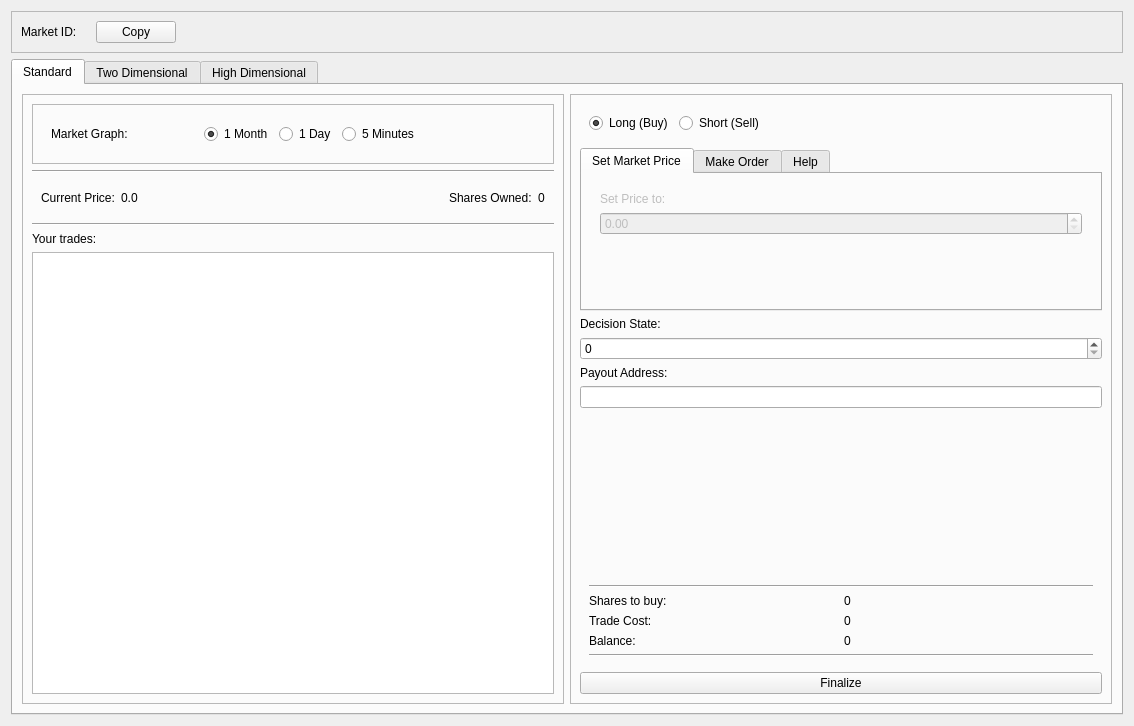
Before: the Qt Designer form src/qt/forms/markettradeview.ui in bitjson/hivemind, drawn with Qt 5.
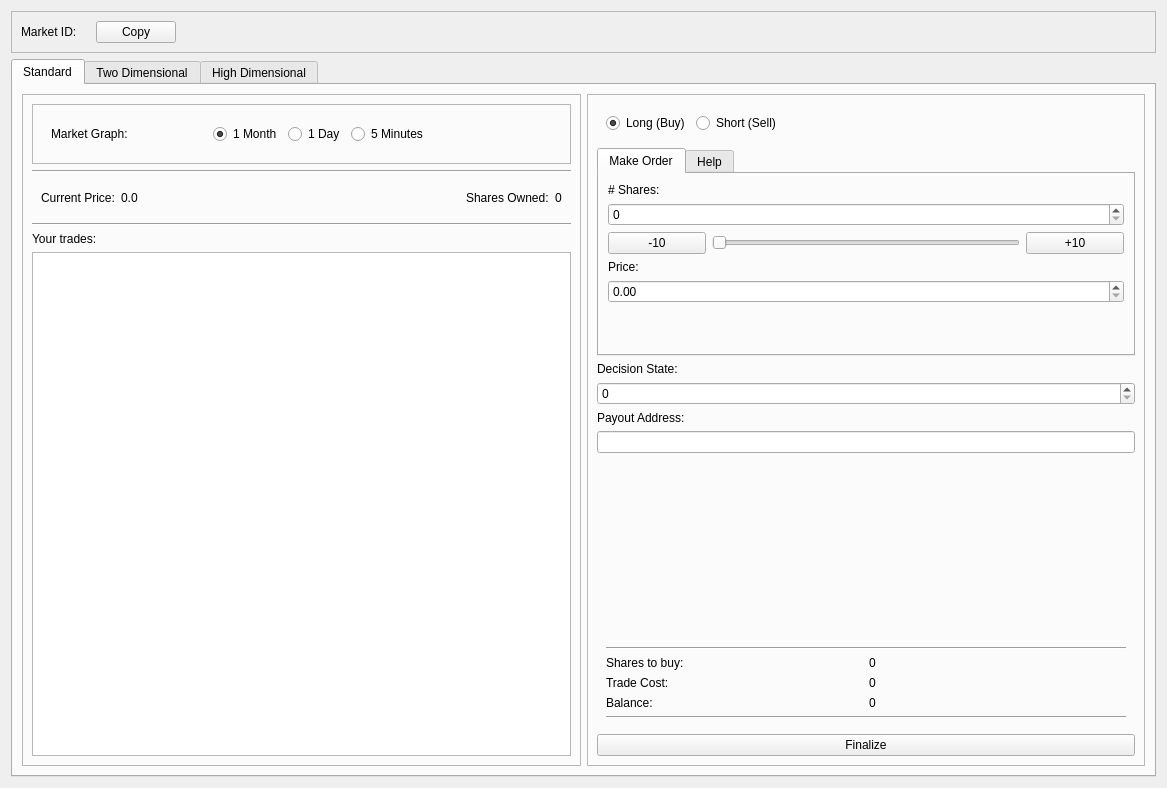
After: the same form once the commit is applied. The open tabs and pages were chosen to show the change. Icons and pictures are not drawn.

Patch:
```diff
--- a/src/qt/forms/markettradeview.ui
+++ b/src/qt/forms/markettradeview.ui
@@ -6,8 +6,8 @@
    <rect>
     <x>0</x>
     <y>0</y>
-    <width>1134</width>
-    <height>726</height>
+    <width>1167</width>
+    <height>788</height>
    </rect>
   </property>
   <property name="windowTitle">
@@ -356,51 +356,6 @@
             <property name="currentIndex">
              <number>1</number>
             </property>
-            <widget class="QWidget" name="tabSetMarketPrice">
-             <property name="enabled">
-              <bool>false</bool>
-             </property>
-             <attribute name="title">
-              <string>Set Market Price</string>
-             </attribute>
-             <layout class="QVBoxLayout" name="verticalLayout_7">
-              <item>
-               <widget class="QFrame" name="frame_7">
-                <property name="frameShape">
-                 <enum>QFrame::NoFrame</enum>
-                </property>
-                <property name="frameShadow">
-                 <enum>QFrame::Raised</enum>
-                </property>
-                <layout class="QVBoxLayout" name="verticalLayout_2">
-                 <item>
-                  <widget class="QLabel" name="labelSetPrice">
-                   <property name="text">
-                    <string>Set Price to:</string>
-                   </property>
-                  </widget>
-                 </item>
-                 <item>
-                  <widget class="QDoubleSpinBox" name="doubleSpinBoxSetPrice"/>
-                 </item>
-                 <item>
-                  <spacer name="verticalSpacer_2">
-                   <property name="orientation">
-                    <enum>Qt::Vertical</enum>
-                   </property>
-                   <property name="sizeHint" stdset="0">
-                    <size>
-                     <width>20</width>
-                     <height>40</height>
-                    </size>
-                   </property>
-                  </spacer>
-                 </item>
-                </layout>
-               </widget>
-              </item>
-             </layout>
-            </widget>
             <widget class="QWidget" name="tabMakeOrder">
              <attribute name="title">
               <string>Make Order</string>
@@ -452,7 +407,7 @@
                 </property>
                </widget>
               </item>
-              <item row="3" column="0" colspan="5">
+              <item row="5" column="0" colspan="5">
                <spacer name="verticalSpacer">
                 <property name="orientation">
                  <enum>Qt::Vertical</enum>
@@ -472,6 +427,16 @@
                 </property>
                </widget>
               </item>
+              <item row="3" column="0">
+               <widget class="QLabel" name="label_4">
+                <property name="text">
+                 <string>Price:</string>
+                </property>
+               </widget>
+              </item>
+              <item row="4" column="0" colspan="5">
+               <widget class="QDoubleSpinBox" name="doubleSpinBoxOrderPrice"/>
+              </item>
              </layout>
             </widget>
             <widget class="QWidget" name="tabHelp">
@@ -537,7 +502,7 @@
              <enum>QFrame::Raised</enum>
             </property>
             <layout class="QGridLayout" name="gridLayout_5">
-             <item row="4" column="0" colspan="2">
+             <item row="5" column="0" colspan="2">
               <widget class="Line" name="line_4">
                <property name="orientation">
                 <enum>Qt::Horizontal</enum>
```
Left out of the diff: 16 changed lines with no effect on the pictures.
